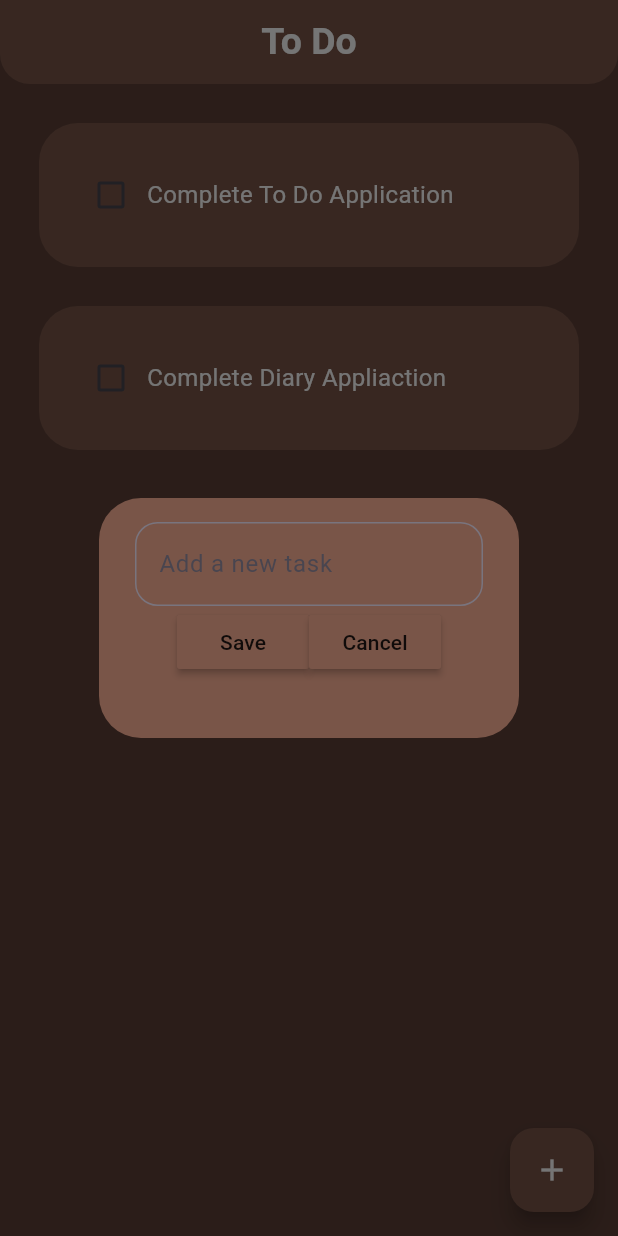
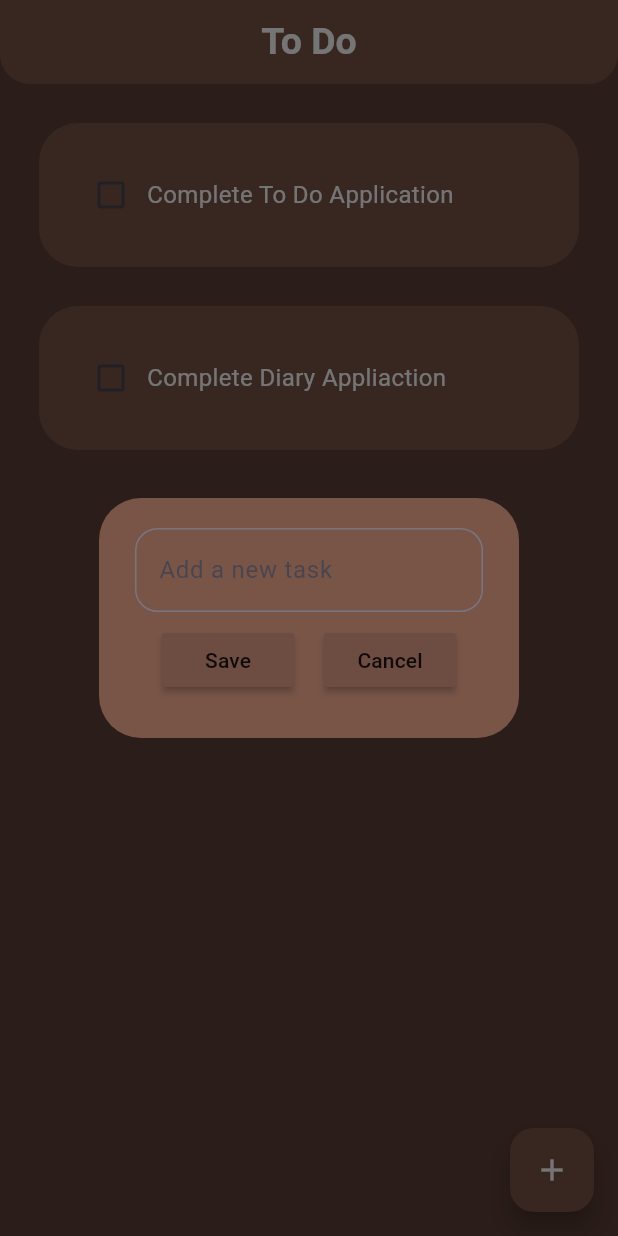
Before and after one commit to selimsshady0/todo, a Flutter app: the screen it shows after launch, after a tap on the "add" icon, on a phone screen of 412 x 824 dp. Run offline on Flutter 3.47's test engine with Material 3 defaults, Android fonts, the phone set to English and light mode, and no system bars.

Commit message:
Files Upload

```diff
--- a/lib/pages/home_page.dart
+++ b/lib/pages/home_page.dart
@@ -11,6 +11,10 @@ class HomePage extends StatefulWidget {
 }
 
 class _HomePageState extends State<HomePage> {
+
+  // text controller
+  final _controller = TextEditingController();
+
   // list of todo tasks
   List toDoList = [
     ["Complete To Do Application", false],
@@ -24,12 +28,25 @@ class _HomePageState extends State<HomePage> {
     });
   }
 
+  // save new task
+  void saveNewTask(){
+    setState(() {
+      toDoList.add([_controller.text, false]);
+      _controller.clear();
+    });
+    Navigator.of(context).pop();
+  }
+
   // create a new task
   void createNewTask() {
     showDialog(
         context: context,
         builder: (context) {
-          return DialogBox();
+          return DialogBox(
+            controller: _controller,
+            onSave: saveNewTask,
+            onCancel: () => Navigator.of(context).pop(),
+          );
         });
   }
 
--- a/lib/utils/dialog_box.dart
+++ b/lib/utils/dialog_box.dart
@@ -2,7 +2,10 @@ import 'package:flutter/material.dart';
 import 'package:todo/utils/my_button.dart';
 
 class DialogBox extends StatelessWidget {
-  const DialogBox({super.key});
+  final controller;
+  VoidCallback onSave;
+  VoidCallback onCancel;
+  DialogBox({super.key, required this.controller, required this.onSave, required this.onCancel});
 
   @override
   Widget build(BuildContext context) {
@@ -11,9 +14,11 @@ class DialogBox extends StatelessWidget {
       content: Container(
         height: 120,
         child: Column(
+          mainAxisAlignment: MainAxisAlignment.spaceAround,
           children: [
             // get user input
             TextField(
+              controller: controller,
               decoration: InputDecoration(
                 hintText: "Add a new task",
                 border: OutlineInputBorder(
@@ -27,9 +32,12 @@ class DialogBox extends StatelessWidget {
               mainAxisAlignment: MainAxisAlignment.center,
               children: [
                 // Save Button
-                MyButton(text: "Save", onPressed: () => null,),
+                MyButton(text: "Save", onPressed: onSave,),
+
+                const SizedBox(width: 20,),
+
                 // Cancel Button
-                MyButton(text: "Cancel", onPressed: () => null),
+                MyButton(text: "Cancel", onPressed: onCancel),
               ],
             )
           ],
--- a/lib/utils/my_button.dart
+++ b/lib/utils/my_button.dart
@@ -10,7 +10,7 @@ class MyButton extends StatelessWidget {
   Widget build(BuildContext context) {
     return MaterialButton(
       onPressed: onPressed,
-      color: Colors.brown,
+      color: Colors.brown.shade600,
       child: Text(text),
     );
   }
```
